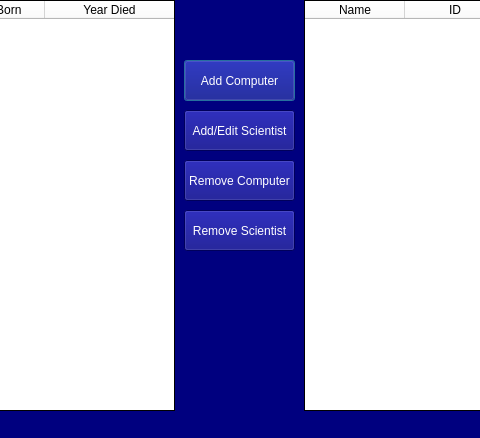
Above: Verkefni_3/programwindow.ui from Verklegt/Lokaverkefni before the change; both pictures show x 375 to 855 and y 109 to 547 of the 1147 by 547 pixel window. Below: the same form after it.
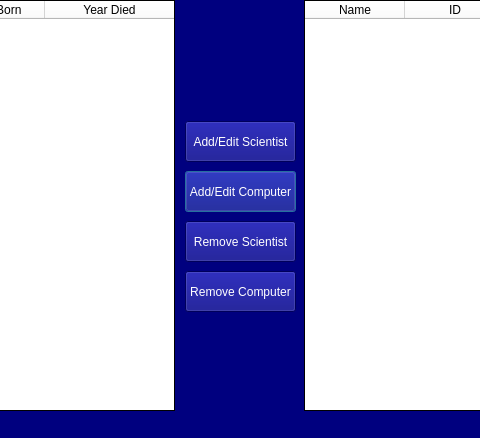
That is the form after the change.

The edit to the form file:
```diff
--- a/Verkefni_3/programwindow.ui
+++ b/Verkefni_3/programwindow.ui
@@ -179,8 +179,8 @@
   <widget class="QPushButton" name="add_computer_button">
    <property name="geometry">
     <rect>
-     <x>559</x>
-     <y>169</y>
+     <x>560</x>
+     <y>280</y>
      <width>111</width>
      <height>41</height>
     </rect>
@@ -189,7 +189,7 @@
     <string notr="true"/>
    </property>
    <property name="text">
-    <string>Add Computer</string>
+    <string>Add/Edit Computer</string>
    </property>
   </widget>
   <widget class="QLineEdit" name="input_filter_scientist">
@@ -236,8 +236,8 @@
   <widget class="QPushButton" name="add_scientist_button">
    <property name="geometry">
     <rect>
-     <x>559</x>
-     <y>219</y>
+     <x>560</x>
+     <y>230</y>
      <width>111</width>
      <height>41</height>
     </rect>
@@ -279,8 +279,8 @@
   <widget class="QPushButton" name="button_remove_scientist">
    <property name="geometry">
     <rect>
-     <x>559</x>
-     <y>319</y>
+     <x>560</x>
+     <y>330</y>
      <width>111</width>
      <height>41</height>
     </rect>
@@ -292,8 +292,8 @@
   <widget class="QPushButton" name="button_remove_computer">
    <property name="geometry">
     <rect>
-     <x>559</x>
-     <y>269</y>
+     <x>560</x>
+     <y>380</y>
      <width>111</width>
      <height>41</height>
     </rect>
```
